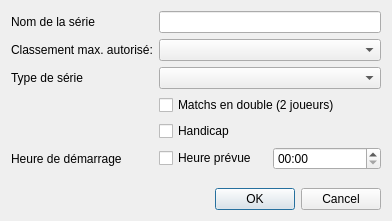
This is src/DialogNewSerie.ui in raoulh/pongify as Qt 5 draws it before an edit. The edited form follows.
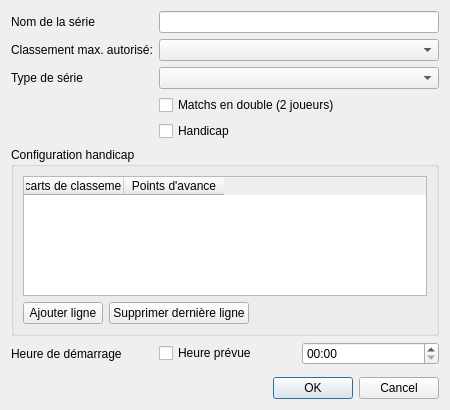
This is the edited form.

Commit message:
feat: add handicap table support to match calculations
- Updated BracketColumn and MatchCard components to accept a handicap table prop.
- Modified computeHandicap function to utilize the provided handicap table for calculating handicap points.
- Adjusted SeriePage and TablesPage views to pass the handicap table from the series data to the MatchCard component.

The edit to the form file:
```diff
--- a/src/DialogNewSerie.ui
+++ b/src/DialogNewSerie.ui
@@ -6,8 +6,8 @@
    <rect>
     <x>0</x>
     <y>0</y>
-    <width>392</width>
-    <height>221</height>
+    <width>450</width>
+    <height>400</height>
    </rect>
   </property>
   <property name="windowTitle">
@@ -21,7 +21,7 @@
      </property>
     </widget>
    </item>
-   <item row="7" column="1">
+   <item row="8" column="1">
     <widget class="QDialogButtonBox" name="buttonBox">
      <property name="orientation">
       <enum>Qt::Horizontal</enum>
@@ -34,7 +34,7 @@
    <item row="0" column="1">
     <widget class="QLineEdit" name="lineEditName"/>
    </item>
-   <item row="6" column="1">
+   <item row="7" column="1">
     <spacer name="verticalSpacer">
      <property name="orientation">
       <enum>Qt::Vertical</enum>
@@ -81,14 +81,77 @@
      </property>
     </widget>
    </item>
-   <item row="5" column="0">
+   <item row="5" column="0" colspan="2">
+    <widget class="QGroupBox" name="groupBoxHandicap">
+     <property name="title">
+      <string>Configuration handicap</string>
+     </property>
+     <layout class="QVBoxLayout" name="verticalLayoutHandicap">
+      <item>
+       <widget class="QTableWidget" name="tableWidgetHandicap">
+        <property name="minimumSize">
+         <size>
+          <width>0</width>
+          <height>120</height>
+         </size>
+        </property>
+        <property name="columnCount">
+         <number>2</number>
+        </property>
+        <column>
+         <property name="text">
+          <string>Écarts de classement</string>
+         </property>
+        </column>
+        <column>
+         <property name="text">
+          <string>Points d'avance</string>
+         </property>
+        </column>
+       </widget>
+      </item>
+      <item>
+       <layout class="QHBoxLayout" name="handicapButtonsLayout">
+        <item>
+         <widget class="QPushButton" name="btnAddHandicapRow">
+          <property name="text">
+           <string>Ajouter ligne</string>
+          </property>
+         </widget>
+        </item>
+        <item>
+         <widget class="QPushButton" name="btnRemoveHandicapRow">
+          <property name="text">
+           <string>Supprimer dernière ligne</string>
+          </property>
+         </widget>
+        </item>
+        <item>
+         <spacer name="horizontalSpacerHandicap">
+          <property name="orientation">
+           <enum>Qt::Horizontal</enum>
+          </property>
+          <property name="sizeHint" stdset="0">
+           <size>
+            <width>40</width>
+            <height>20</height>
+           </size>
+          </property>
+         </spacer>
+        </item>
+       </layout>
+      </item>
+     </layout>
+    </widget>
+   </item>
+   <item row="6" column="0">
     <widget class="QLabel" name="label_4">
      <property name="text">
       <string>Heure de démarrage</string>
      </property>
     </widget>
    </item>
-   <item row="5" column="1">
+   <item row="6" column="1">
     <layout class="QHBoxLayout" name="startTimeLayout">
      <item>
       <widget class="QCheckBox" name="checkStartTime">
```
The commit also changes 13 other files.
